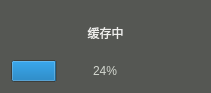
Old version of the form DVMT/AuPlot/stip.ui in the repository FangCunWuChang/DeepVocal-Mark-Tool.
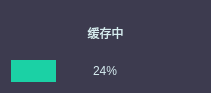
New version of the form.

Diff of the .ui file:
```diff
--- a/DVMT/AuPlot/stip.ui
+++ b/DVMT/AuPlot/stip.ui
@@ -14,8 +14,8 @@
    <string>Form</string>
   </property>
   <property name="styleSheet">
-   <string notr="true">color: rgb(238, 238, 236);
-background-color: rgb(85, 87, 83);</string>
+   <string notr="true">color: rgb(214,236,240);
+background-color: rgb(61,59,79);</string>
   </property>
   <layout class="QVBoxLayout" name="verticalLayout">
    <item>
@@ -31,9 +31,15 @@
    <item>
     <widget class="QProgressBar" name="num">
      <property name="styleSheet">
-      <string notr="true">background-color: rgb(85, 87, 83);
-color: rgb(211, 215, 207);
-border:none;</string>
+      <string notr="true">QProgressBar{
+	background-color: rgb(61,59,79);
+	color: rgb(214,236,240);
+	border:none;
+}
+
+QProgressBar::chunk{
+	background-color: #1bd1a5;
+}</string>
      </property>
      <property name="value">
       <number>24</number>
```
